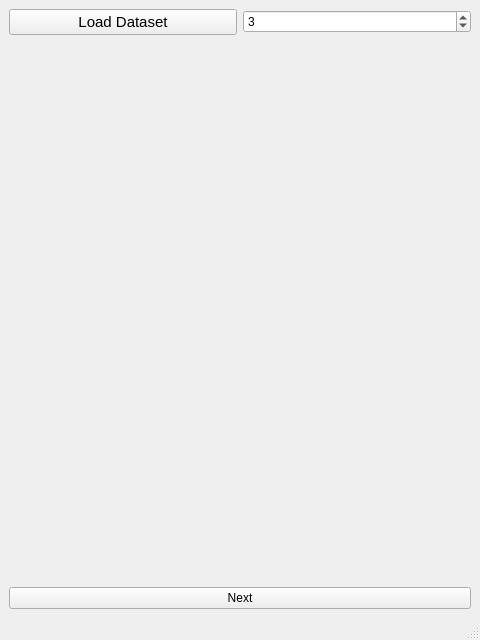
The window that layout/main_interface.ui (OscarVanL/KMeansClustering) describes before a commit, drawn with Qt 5.
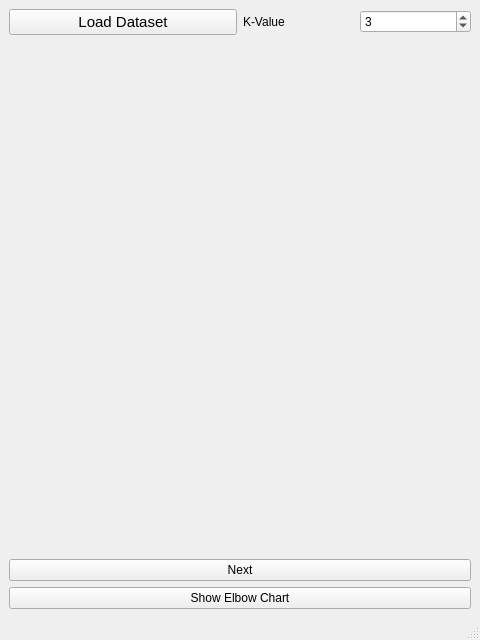
The same window after the commit.

Commit message: Added SSE calculating function and button to show SSE/Elbow chart (not implemented yet)

```diff
--- a/layout/main_interface.ui
+++ b/layout/main_interface.ui
@@ -32,6 +32,15 @@
          </widget>
         </item>
         <item>
+         <layout class="QHBoxLayout" name="horizontalLayout_4">
+          <item>
+           <widget class="QLabel" name="label">
+            <property name="text">
+             <string>K-Value</string>
+            </property>
+           </widget>
+          </item>
+          <item>
          <widget class="QSpinBox" name="k_val_selector">
           <property name="value">
            <number>3</number>
@@ -40,6 +49,8 @@
         </item>
        </layout>
       </item>
+       </layout>
+      </item>
       <item>
        <layout class="QHBoxLayout" name="horizontalLayout_3">
         <item>
@@ -65,6 +76,13 @@
         </property>
        </widget>
       </item>
+      <item>
+       <widget class="QPushButton" name="elbow_chart_button">
+        <property name="text">
+         <string>Show Elbow Chart</string>
+        </property>
+       </widget>
+      </item>
      </layout>
     </item>
    </layout>
```
Lines whose indentation alone changed are shown as unchanged. The commit also changes 2 other files.
